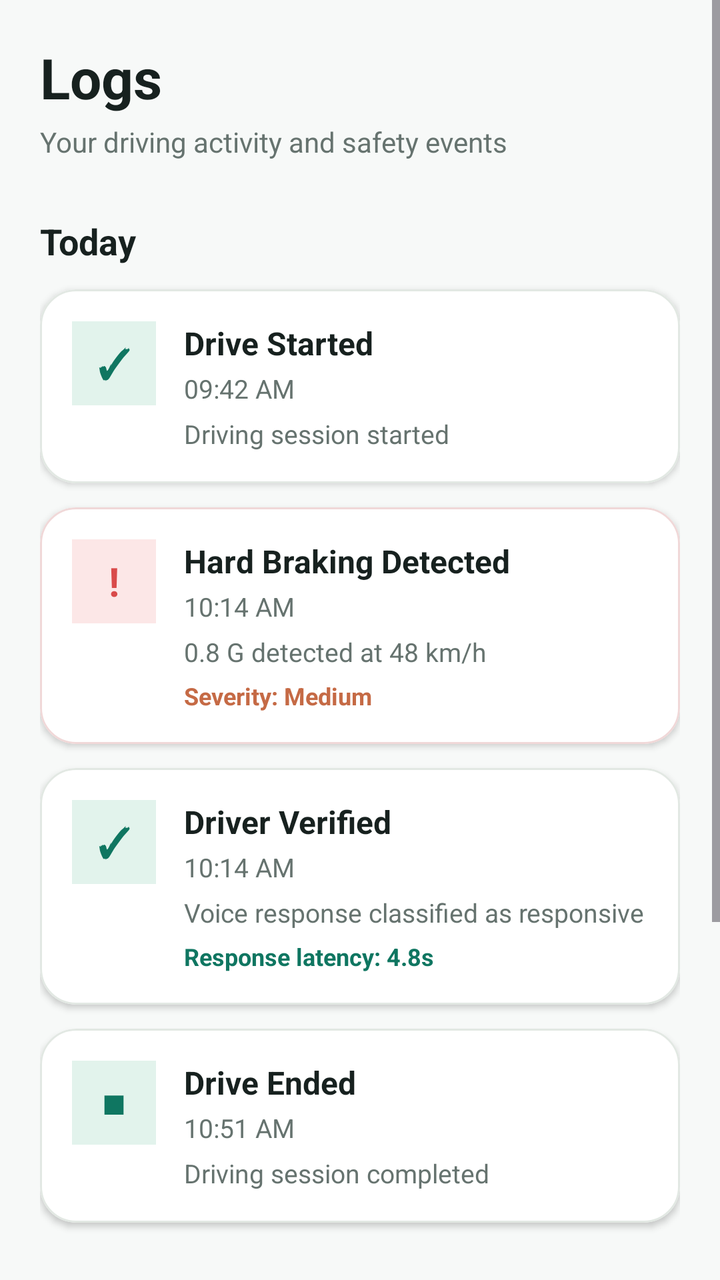
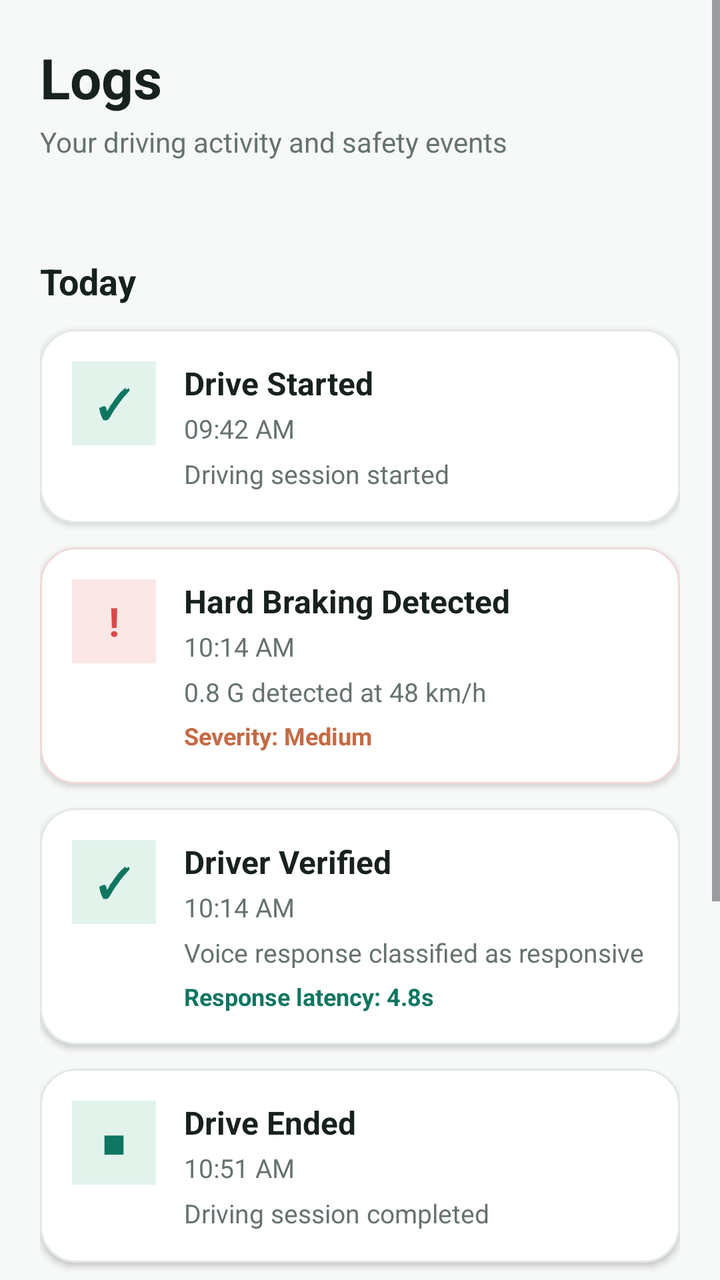

Screens rendered from an Android XML layout before and after an edit, with the pre-edit source and the edit as a unified diff.
<!-- AndroidManifest.xml: application theme Theme.OKDrivers -->
<!-- res/layout/fragment_logs.xml -->
<?xml version="1.0" encoding="utf-8"?>
<ScrollView
    xmlns:android="http://schemas.android.com/apk/res/android"
    xmlns:app="http://schemas.android.com/apk/res-auto"
    android:layout_width="match_parent"
    android:layout_height="match_parent"
    android:background="@color/ok_bg"
    android:fillViewport="true">

    <LinearLayout
        android:layout_width="match_parent"
        android:layout_height="wrap_content"
        android:orientation="vertical"
        android:padding="20dp">

        
        
        

        <TextView
            android:id="@+id/tvLogsTitle"
            android:layout_width="wrap_content"
            android:layout_height="wrap_content"
            android:text="Logs"
            android:textColor="@color/ok_text"
            android:textSize="28sp"
            android:textStyle="bold" />

        <TextView
            android:id="@+id/tvLogsSubtitle"
            android:layout_width="wrap_content"
            android:layout_height="wrap_content"
            android:layout_marginTop="4dp"
            android:text="Your driving activity and safety events"
            android:textColor="@color/ok_secondary"
            android:textSize="14sp" />


        
        
        

        <TextView
            android:id="@+id/tvToday"
            android:layout_width="wrap_content"
            android:layout_height="wrap_content"
            android:layout_marginTop="28dp"
            android:text="Today"
            android:textColor="@color/ok_text"
            android:textSize="18sp"
            android:textStyle="bold" />


        
        
        

        <com.google.android.material.card.MaterialCardView
            android:id="@+id/cardDriveStarted"
            android:layout_width="match_parent"
            android:layout_height="wrap_content"
            android:layout_marginTop="12dp"
            app:cardBackgroundColor="@color/white"
            app:cardCornerRadius="18dp"
            app:cardElevation="2dp"
            app:strokeColor="#E2E8E3"
            app:strokeWidth="1dp">

            <LinearLayout
                android:layout_width="match_parent"
                android:layout_height="wrap_content"
                android:orientation="horizontal"
                android:padding="16dp">

                

                <TextView
                    android:layout_width="42dp"
                    android:layout_height="42dp"
                    android:background="#E2F3EC"
                    android:gravity="center"
                    android:text="✓"
                    android:textColor="@color/ok_green"
                    android:textSize="20sp"
                    android:textStyle="bold" />

                

                <LinearLayout
                    android:layout_width="0dp"
                    android:layout_height="wrap_content"
                    android:layout_weight="1"
                    android:layout_marginStart="14dp"
                    android:orientation="vertical">

                    <TextView
                        android:layout_width="wrap_content"
                        android:layout_height="wrap_content"
                        android:text="Drive Started"
                        android:textColor="@color/ok_text"
                        android:textSize="16sp"
                        android:textStyle="bold" />

                    <TextView
                        android:id="@+id/tvDriveStartedTime"
                        android:layout_width="wrap_content"
                        android:layout_height="wrap_content"
                        android:layout_marginTop="3dp"
                        android:text="09:42 AM"
                        android:textColor="@color/ok_secondary"
                        android:textSize="13sp" />

                    <TextView
                        android:layout_width="wrap_content"
                        android:layout_height="wrap_content"
                        android:layout_marginTop="5dp"
                        android:text="Driving session started"
                        android:textColor="@color/ok_secondary"
                        android:textSize="13sp" />

                </LinearLayout>

            </LinearLayout>

        </com.google.android.material.card.MaterialCardView>


        
        
        

        <com.google.android.material.card.MaterialCardView
            android:id="@+id/cardHardBraking"
            android:layout_width="match_parent"
            android:layout_height="wrap_content"
            android:layout_marginTop="12dp"
            app:cardBackgroundColor="@color/white"
            app:cardCornerRadius="18dp"
            app:cardElevation="2dp"
            app:strokeColor="#F0D8D8"
            app:strokeWidth="1dp">

            <LinearLayout
                android:layout_width="match_parent"
                android:layout_height="wrap_content"
                android:orientation="horizontal"
                android:padding="16dp">

                <TextView
                    android:layout_width="42dp"
                    android:layout_height="42dp"
                    android:background="#FCE7E7"
                    android:gravity="center"
                    android:text="!"
                    android:textColor="#D94A4A"
                    android:textSize="20sp"
                    android:textStyle="bold" />

                <LinearLayout
                    android:layout_width="0dp"
                    android:layout_height="wrap_content"
                    android:layout_weight="1"
                    android:layout_marginStart="14dp"
                    android:orientation="vertical">

                    <TextView
                        android:layout_width="wrap_content"
                        android:layout_height="wrap_content"
                        android:text="Hard Braking Detected"
                        android:textColor="@color/ok_text"
                        android:textSize="16sp"
                        android:textStyle="bold" />

                    <TextView
                        android:id="@+id/tvHardBrakingTime"
                        android:layout_width="wrap_content"
                        android:layout_height="wrap_content"
                        android:layout_marginTop="3dp"
                        android:text="10:14 AM"
                        android:textColor="@color/ok_secondary"
                        android:textSize="13sp" />

                    <TextView
                        android:layout_width="wrap_content"
                        android:layout_height="wrap_content"
                        android:layout_marginTop="5dp"
                        android:text="0.8 G detected at 48 km/h"
                        android:textColor="@color/ok_secondary"
                        android:textSize="13sp" />

                    <TextView
                        android:layout_width="wrap_content"
                        android:layout_height="wrap_content"
                        android:layout_marginTop="5dp"
                        android:text="Severity: Medium"
                        android:textColor="#C56A45"
                        android:textSize="12sp"
                        android:textStyle="bold" />

                </LinearLayout>

            </LinearLayout>

        </com.google.android.material.card.MaterialCardView>


        
        
        

        <com.google.android.material.card.MaterialCardView
            android:id="@+id/cardDriverVerified"
            android:layout_width="match_parent"
            android:layout_height="wrap_content"
            android:layout_marginTop="12dp"
            app:cardBackgroundColor="@color/white"
            app:cardCornerRadius="18dp"
            app:cardElevation="2dp"
            app:strokeColor="#E2E8E3"
            app:strokeWidth="1dp">

            <LinearLayout
                android:layout_width="match_parent"
                android:layout_height="wrap_content"
                android:orientation="horizontal"
                android:padding="16dp">

                <TextView
                    android:layout_width="42dp"
                    android:layout_height="42dp"
                    android:background="#E2F3EC"
                    android:gravity="center"
                    android:text="✓"
                    android:textColor="@color/ok_green"
                    android:textSize="20sp"
                    android:textStyle="bold" />

                <LinearLayout
                    android:layout_width="0dp"
                    android:layout_height="wrap_content"
                    android:layout_weight="1"
                    android:layout_marginStart="14dp"
                    android:orientation="vertical">

                    <TextView
                        android:layout_width="wrap_content"
                        android:layout_height="wrap_content"
                        android:text="Driver Verified"
                        android:textColor="@color/ok_text"
                        android:textSize="16sp"
                        android:textStyle="bold" />

                    <TextView
                        android:id="@+id/tvDriverVerifiedTime"
                        android:layout_width="wrap_content"
                        android:layout_height="wrap_content"
                        android:layout_marginTop="3dp"
                        android:text="10:14 AM"
                        android:textColor="@color/ok_secondary"
                        android:textSize="13sp" />

                    <TextView
                        android:layout_width="wrap_content"
                        android:layout_height="wrap_content"
                        android:layout_marginTop="5dp"
                        android:text="Voice response classified as responsive"
                        android:textColor="@color/ok_secondary"
                        android:textSize="13sp" />

                    <TextView
                        android:layout_width="wrap_content"
                        android:layout_height="wrap_content"
                        android:layout_marginTop="5dp"
                        android:text="Response latency: 4.8s"
                        android:textColor="@color/ok_green"
                        android:textSize="12sp"
                        android:textStyle="bold" />

                </LinearLayout>

            </LinearLayout>

        </com.google.android.material.card.MaterialCardView>


        
        
        

        <com.google.android.material.card.MaterialCardView
            android:id="@+id/cardDriveEnded"
            android:layout_width="match_parent"
            android:layout_height="wrap_content"
            android:layout_marginTop="12dp"
            app:cardBackgroundColor="@color/white"
            app:cardCornerRadius="18dp"
            app:cardElevation="2dp"
            app:strokeColor="#E2E8E3"
            app:strokeWidth="1dp">

            <LinearLayout
                android:layout_width="match_parent"
                android:layout_height="wrap_content"
                android:orientation="horizontal"
                android:padding="16dp">

                <TextView
                    android:layout_width="42dp"
                    android:layout_height="42dp"
                    android:background="#E2F3EC"
                    android:gravity="center"
                    android:text="■"
                    android:textColor="@color/ok_green"
                    android:textSize="16sp" />

                <LinearLayout
                    android:layout_width="0dp"
                    android:layout_height="wrap_content"
                    android:layout_weight="1"
                    android:layout_marginStart="14dp"
                    android:orientation="vertical">

                    <TextView
                        android:layout_width="wrap_content"
                        android:layout_height="wrap_content"
                        android:text="Drive Ended"
                        android:textColor="@color/ok_text"
                        android:textSize="16sp"
                        android:textStyle="bold" />

                    <TextView
                        android:id="@+id/tvDriveEndedTime"
                        android:layout_width="wrap_content"
                        android:layout_height="wrap_content"
                        android:layout_marginTop="3dp"
                        android:text="10:51 AM"
                        android:textColor="@color/ok_secondary"
                        android:textSize="13sp" />

                    <TextView
                        android:layout_width="wrap_content"
                        android:layout_height="wrap_content"
                        android:layout_marginTop="5dp"
                        android:text="Driving session completed"
                        android:textColor="@color/ok_secondary"
                        android:textSize="13sp" />

                </LinearLayout>

            </LinearLayout>

        </com.google.android.material.card.MaterialCardView>


        
        
        

        <TextView
            android:id="@+id/tvYesterday"
            android:layout_width="wrap_content"
            android:layout_height="wrap_content"
            android:layout_marginTop="28dp"
            android:text="Yesterday"
            android:textColor="@color/ok_text"
            android:textSize="18sp"
            android:textStyle="bold" />

        <com.google.android.material.card.MaterialCardView
            android:id="@+id/cardYesterday"
            android:layout_width="match_parent"
            android:layout_height="wrap_content"
            android:layout_marginTop="12dp"
            android:layout_marginBottom="90dp"
            app:cardBackgroundColor="@color/white"
            app:cardCornerRadius="18dp"
            app:cardElevation="2dp"
            app:strokeColor="#E2E8E3"
            app:strokeWidth="1dp">

            <LinearLayout
                android:layout_width="match_parent"
                android:layout_height="wrap_content"
                android:orientation="vertical"
                android:padding="16dp">

                <TextView
                    android:layout_width="wrap_content"
                    android:layout_height="wrap_content"
                    android:text="Drive Session"
                    android:textColor="@color/ok_text"
                    android:textSize="16sp"
                    android:textStyle="bold" />

                <TextView
                    android:layout_width="wrap_content"
                    android:layout_height="wrap_content"
                    android:layout_marginTop="6dp"
                    android:text="8:15 AM  •  42 min  •  18.6 km"
                    android:textColor="@color/ok_secondary"
                    android:textSize="13sp" />

                <TextView
                    android:layout_width="wrap_content"
                    android:layout_height="wrap_content"
                    android:layout_marginTop="8dp"
                    android:text="No safety events detected"
                    android:textColor="@color/ok_green"
                    android:textSize="13sp"
                    android:textStyle="bold" />

            </LinearLayout>

        </com.google.android.material.card.MaterialCardView>

    </LinearLayout>

</ScrollView>
<!-- resources referenced by this layout -->
<resources>
  <color name="ok_bg">#F7F9F8</color>
  <color name="ok_green">#0F7661</color>
  <color name="ok_secondary">#66736F</color>
  <color name="ok_text">#17211F</color>
  <color name="white">#FFFFFFFF</color>
  <style name="Theme.OKDrivers" parent="Base.Theme.OKDrivers" />
  <style name="Base.Theme.OKDrivers" parent="Theme.Material3.DayNight.NoActionBar">
          
          
      </style>
</resources>

<!-- the commit's change to res/layout/fragment_logs.xml (unified diff, before → after) -->
@@ -35,6 +35,13 @@
             android:textColor="@color/ok_secondary"
             android:textSize="14sp" />
 
+        <androidx.recyclerview.widget.RecyclerView
+            android:id="@+id/rvTimeline"
+            android:layout_width="match_parent"
+            android:layout_height="wrap_content"
+            android:layout_marginTop="20dp"
+            android:nestedScrollingEnabled="false" />
+
 
         
         
